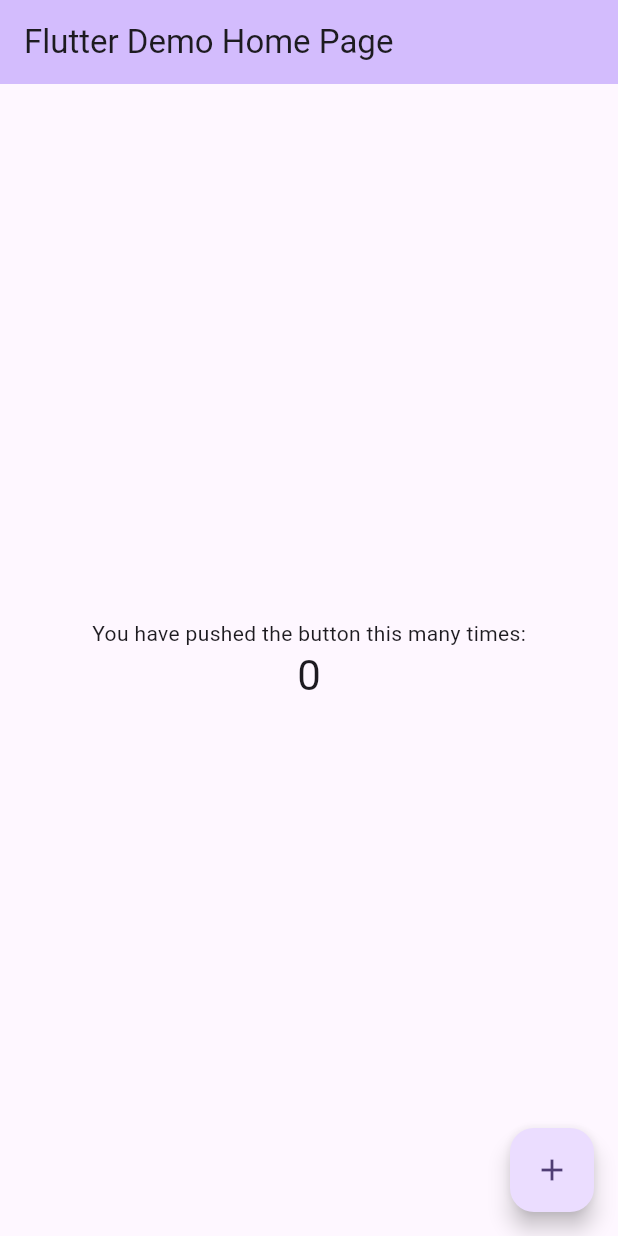
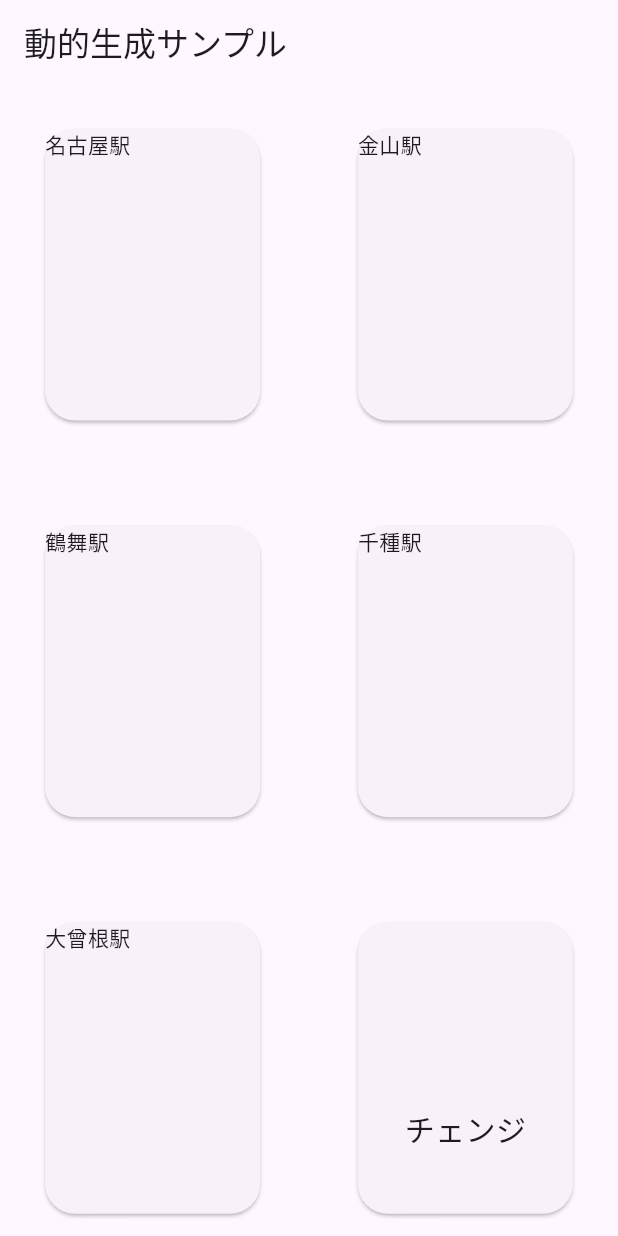
Before and after one commit to jphacks/ng_2407, a Flutter app: the screen it shows after launch, on a phone screen of 412 x 824 dp. Run offline on Flutter 3.47's test engine with Material 3 defaults, Android fonts, the light colour scheme and no system bars.

Commit message:
[add]ウィジェットの動的生成モジュールの作成

```diff
--- /dev/null
+++ b/lib/generateWidget.dart
@@ -0,0 +1,77 @@
+import 'dart:io';
+import 'dart:math';
+import 'package:flutter/material.dart';
+import 'makeWidget.dart';
+
+class MainPage extends StatefulWidget {
+  const MainPage({super.key});
+
+  @override
+  _MainPageState createState() => _MainPageState();
+}
+
+class _MainPageState extends State<MainPage> {
+
+  List<String> chuoLineStationList = ["名古屋駅","金山駅","鶴舞駅","千種駅","大曾根駅"];
+  List<String> meijoLineStationList = ["栄駅","矢場町駅","上前津駅","東別院駅","金山駅"];
+
+  late List<String> stationList;
+  @override
+  void initState() {
+    super.initState();
+    // 初期値を中央線の駅リストに設定
+    stationList = chuoLineStationList;
+  }
+
+  @override
+  Widget build(BuildContext context) {
+
+    return Scaffold(
+      appBar: AppBar(
+        title: const Text('動的生成サンプル'),
+      ),
+      body: GridView.builder(
+        gridDelegate: const SliverGridDelegateWithFixedCrossAxisCount(
+            crossAxisCount: 2,
+            mainAxisSpacing: 10,
+            crossAxisSpacing: 5,
+            childAspectRatio: 0.8,
+          ),
+        itemCount: chuoLineStationList.length+1,
+        itemBuilder: (context, index){
+          // 切り替えテスト用(else内のみを本番は想定)
+          if (index>=stationList.length){
+            return InkWell(
+              onTap: () {
+                setState( () {
+                  if (stationList == chuoLineStationList){
+                    stationList = meijoLineStationList;
+                  } else {
+                    stationList = chuoLineStationList;
+                  }
+                });
+              },
+              child: SizedBox(
+                child: Card(
+                  margin: const EdgeInsets.all(30),
+                  shape: RoundedRectangleBorder(
+                    borderRadius: BorderRadius.circular(20),
+                  ),
+                  clipBehavior: Clip.antiAliasWithSaveLayer,
+                  child: const Padding(
+                    padding: EdgeInsets.fromLTRB(0, 80, 0, 0),
+                    child:Center(
+                            child: Text("チェンジ",style: TextStyle(fontSize: 20.0)),
+                          ),
+                  ),
+                ),
+              ),
+            );
+          } else {
+            return MakeWidget(index: index, stationList: stationList);
+          }
+        },
+      ),
+    );
+  }
+}
--- a/lib/main.dart
+++ b/lib/main.dart
@@ -1,4 +1,5 @@
 import 'package:flutter/material.dart';
+import 'generateWidget.dart';
 
 void main() {
   runApp(const MyApp());
@@ -31,7 +32,7 @@ class MyApp extends StatelessWidget {
         colorScheme: ColorScheme.fromSeed(seedColor: Colors.deepPurple),
         useMaterial3: true,
       ),
-      home: const MyHomePage(title: 'Flutter Demo Home Page'),
+      home: const MainPage(),
     );
   }
 }
--- /dev/null
+++ b/lib/makeWidget.dart
@@ -0,0 +1,42 @@
+import 'dart:io';
+import 'package:flutter/material.dart';
+
+class MakeWidget extends StatefulWidget {
+  final int index;
+  final List<String> stationList;
+
+  const MakeWidget({super.key, required this.index, required this.stationList}); // 引数の指定
+
+  @override
+  _MakeWidgetState createState() => _MakeWidgetState();
+}
+
+// ウィジェットの動的生成を行うモジュール
+class _MakeWidgetState extends State<MakeWidget> {
+  @override
+  Widget build(BuildContext context) {
+    return InkWell( // タップ可能なウィジェット
+      // 画像をタップしたときの処理(のちのち追加)
+      // onTap: () {
+      //   // // ページへの動的遷移
+      //   // Navigator.of(context).push(
+      //   //   // MaterialPageRoute(builder: (context) {
+      //   //   //   // return AddInfoPage(); // 駅詳細画面に遷移することを想定
+      //   //   // }),
+      //   // );
+
+      // },
+
+      child: SizedBox(
+        child: Card(
+          margin: const EdgeInsets.all(30),
+          shape: RoundedRectangleBorder(
+            borderRadius: BorderRadius.circular(20),
+          ),
+          // clipBehavior: Clip.antiAliasWithSaveLayer,
+          child: Text(widget.stationList[widget.index]), // テキストを表示
+        ),
+      ),
+    );
+  }
+}
```
